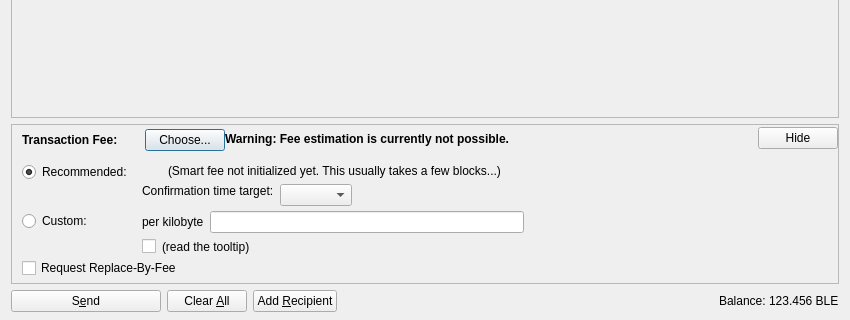
Before: the Qt Designer form src/qt/forms/sendcoinsdialog.ui in Bitcoin-LE/bitcoinle-core, drawn with Qt 5; both pictures show x 0 to 850 and y 206 to 526 of the 850 by 526 pixel window.
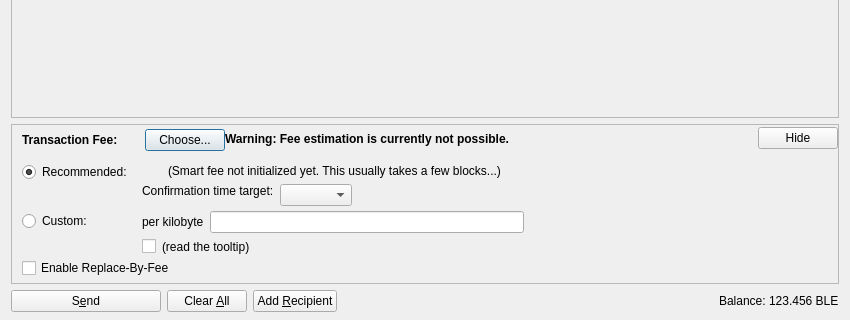
After: the same form once the commit is applied. Icons and pictures are not drawn. Custom widgets are drawn as their Qt base class.

What changed in the file:
```diff
--- a/src/qt/forms/sendcoinsdialog.ui
+++ b/src/qt/forms/sendcoinsdialog.ui
@@ -1108,7 +1108,7 @@
            <item>
             <widget class="QCheckBox" name="optInRBF">
              <property name="text">
-              <string>Request Replace-By-Fee</string>
+              <string>Enable Replace-By-Fee</string>
              </property>
              <property name="toolTip">
               <string>Indicates that the sender may wish to replace this transaction with a new one paying higher fees (prior to being confirmed).</string>
```
Left out of the diff: 6 changed lines with no effect on the pictures.
